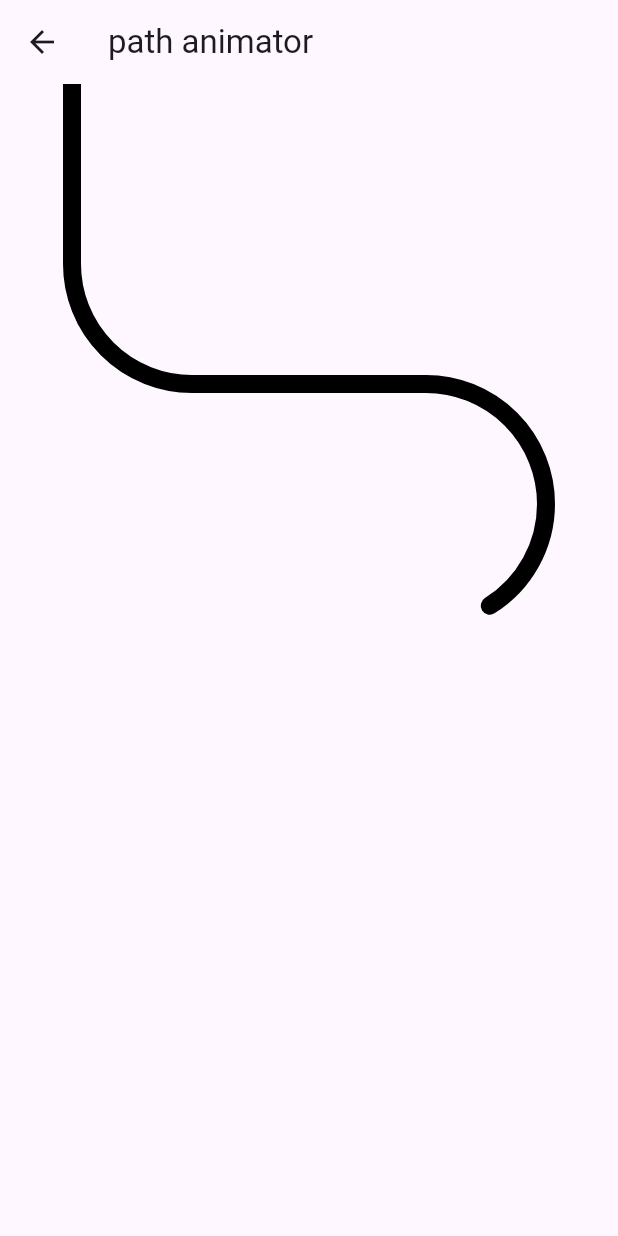
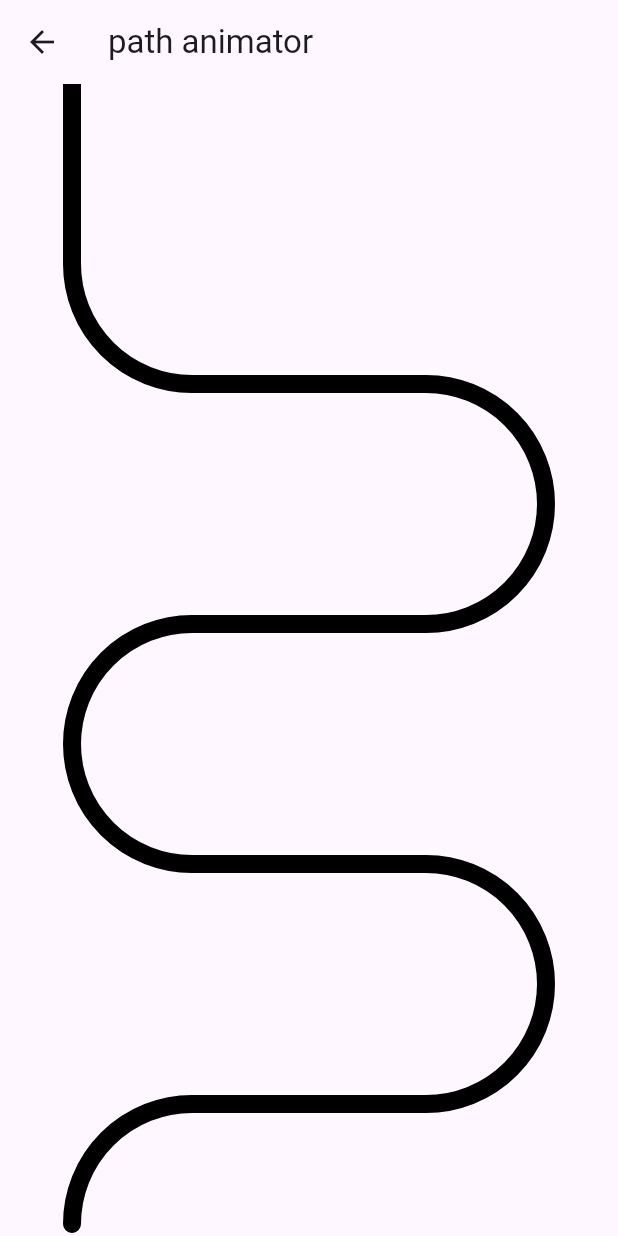
Before and after one commit to KOREAparksh/flutter_animation_path_poc, a Flutter app: the screen it shows after launch, after a tap on "Path animator", on a phone screen of 412 x 824 dp. Run offline on Flutter 3.47's test engine with Material 2 defaults, Android fonts, the phone set to English and light mode, and no system bars; missing offline and left inert: curved_progress_bar.

Commit message:
wave 추가

```diff
--- a/lib/path_animator_screen.dart
+++ b/lib/path_animator_screen.dart
@@ -12,14 +12,46 @@ class PathAnimatorScreen extends StatefulWidget {
 class _PathAnimatorScreenState extends State<PathAnimatorScreen> with SingleTickerProviderStateMixin {
   AnimationController? _controller;
 
+  final treasureCount = 5;
+  final double x = 48;
+  final double height = 200;
+  final double radius = 80;
+  late final double maxWidth;
+
+  final path = Path();
+
+  void initPath() {
+    maxWidth = MediaQuery.of(context).size.width;
+    final left = x;
+    final right = maxWidth - x;
+    path.moveTo(left, 0);
+    //init treasure
+    path.lineTo(left, (height * 1) - radius);
+
+    //first wave
+    path.arcToPoint(Offset(x + radius, height * 1), radius: Radius.circular(radius), clockwise: false);
+    path.lineTo(right - radius, (height * 1));
+    path.arcToPoint(Offset(right - radius, height + (radius * 2)), radius: Radius.circular(radius));
+    path.lineTo(left + radius, (height + (radius * 2)));
+    path.arcToPoint(Offset(left, height + (radius * 3)), radius: Radius.circular(radius), clockwise: false);
+
+    //second wave
+    path.arcToPoint(Offset(x + radius, height + radius * 4), radius: Radius.circular(radius), clockwise: false);
+    path.lineTo(right - radius, height + radius * 4);
+    path.arcToPoint(Offset(right - radius, height + (radius * 6)), radius: Radius.circular(radius));
+    path.lineTo(left + radius, (height + (radius * 6)));
+    path.arcToPoint(Offset(left, height + (radius * 7)), radius: Radius.circular(radius), clockwise: false);
+  }
+
   @override
   void initState() {
     _controller = AnimationController(
-      duration: const Duration(seconds: 2),
+      duration: const Duration(milliseconds: 500),
       vsync: this,
     );
 
     WidgetsBinding.instance.addPostFrameCallback((_) {
+      initPath();
       _controller!.forward();
     });
 
@@ -34,8 +66,8 @@ class _PathAnimatorScreenState extends State<PathAnimatorScreen> with SingleTick
       ),
       body: CustomPaint(
         painter: _MyCustomPainter(
+          path: path,
           controller: _controller!,
-          maxWidth: MediaQuery.of(context).size.width,
         ),
       ),
     );
@@ -45,30 +77,14 @@ class _PathAnimatorScreenState extends State<PathAnimatorScreen> with SingleTick
 class _MyCustomPainter extends CustomPainter {
   _MyCustomPainter({
     required this.controller,
-    required this.maxWidth,
+    required this.path,
   }) : super(repaint: controller);
 
-  final double maxWidth;
+  final Path path;
   final AnimationController controller;
-  final double height = 200;
-  final double x = 48;
-  final double radius = 80;
 
   @override
   void paint(Canvas canvas, Size size) {
-    final path = Path();
-    final left = x;
-    final right = maxWidth - x;
-    path.moveTo(left, 0);
-    path.lineTo(left, (height * 1) - radius);
-    path.arcToPoint(Offset(x + radius, height), radius: Radius.circular(radius), clockwise: false);
-    path.lineTo(right - radius, (height * 1));
-    path.arcToPoint(Offset(right - radius, height + (radius * 2)), radius: Radius.circular(radius));
-    path.lineTo(left + radius, (height + (radius * 2)));
-    path.arcToPoint(Offset(left + radius, height + (radius * 4)), radius: Radius.circular(radius), clockwise: false);
-    path.lineTo(right - radius, (height + (radius * 4)));
-    // path.close();
-
     // draw graph
     final animatedPath = PathAnimator.build(
       path: path,
--- a/pubspec.yaml
+++ b/pubspec.yaml
@@ -19,7 +19,7 @@ publish_to: 'none' # Remove this line if you wish to publish to pub.dev
 version: 1.0.0+1
 
 environment:
-  sdk: '>=3.1.1 <4.0.0'
+  sdk: '>=3.1.0 <4.0.0'
 
 # Dependencies specify other packages that your package needs in order to work.
 # To automatically upgrade your package dependencies to the latest versions
```
Also changed, not shown: pubspec.lock.
